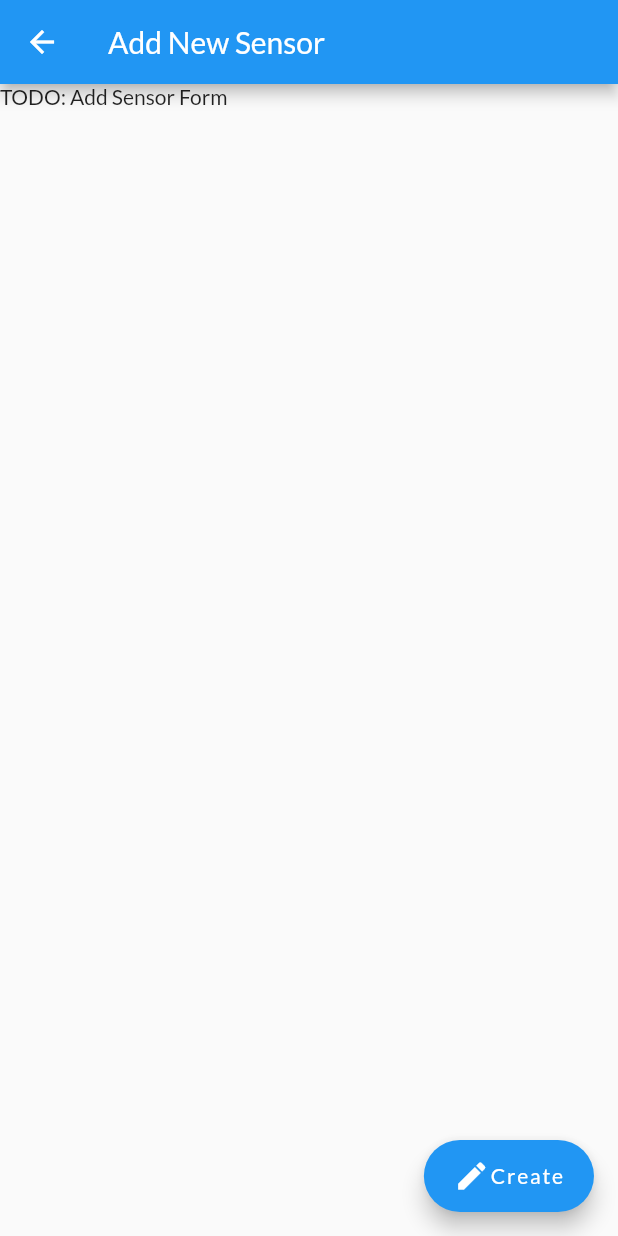
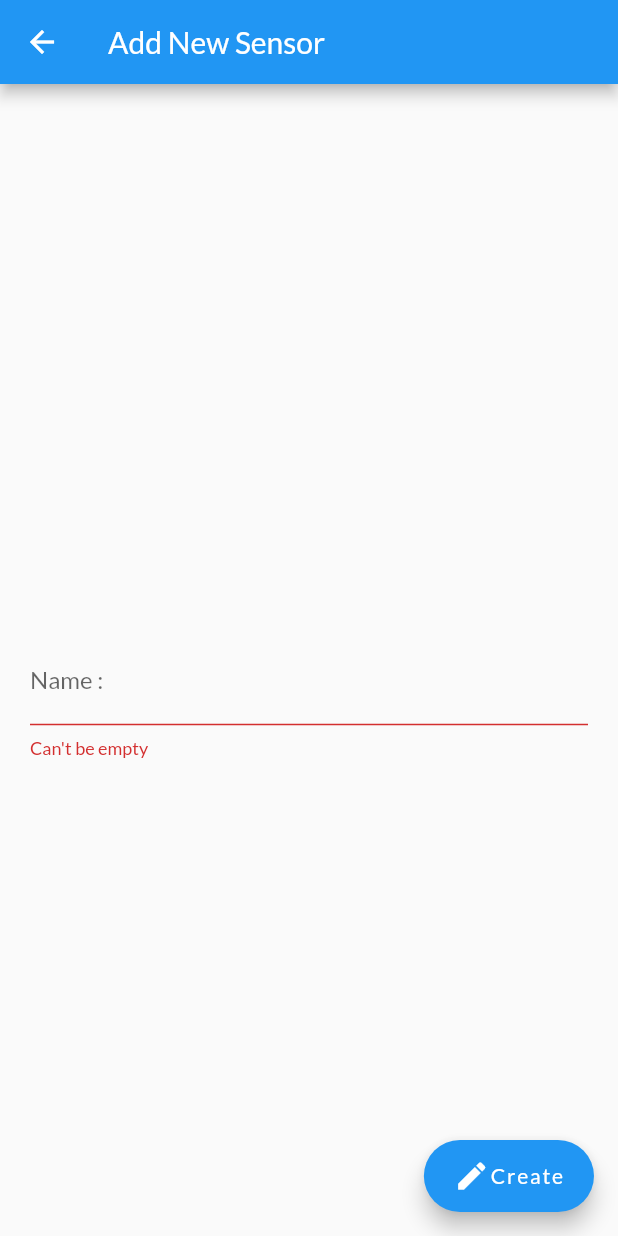
Before and after one commit to Ramiiyan/agri_io_app, a Flutter app: the AddSensor screen opened by its route, on a phone screen of 412 x 824 dp. Run offline on Flutter 3.47's test engine with Material 2 defaults, Android fonts, the phone set to English and light mode, and no system bars; our stand-ins replace google_fonts; missing offline and left inert: smartsocketapp.

Commit message:
Form initiated with validation.

```diff
--- a/lib/Models/sensor_model.dart
+++ b/lib/Models/sensor_model.dart
@@ -1,6 +1,7 @@
 class Sensor {
   String sensorName;
   String type;
+  //double sensorValue; ##TODO
 
   Sensor(this.sensorName, this.type);
 
--- a/lib/add_sensor.dart
+++ b/lib/add_sensor.dart
@@ -1,7 +1,20 @@
+import 'package:agri_io_app/routes/Routes.dart';
 import 'package:flutter/material.dart';
 
-class AddSensor extends StatelessWidget {
-  const AddSensor({Key? key}) : super(key: key);
+import 'BaseComponents/AppWidgets.dart';
+
+class AddSensor extends StatefulWidget {
+  AddSensor({Key? key}) : super(key: key);
+
+  //final ValueChanged<String> onSubmit;
+
+  @override
+  AddSensorState createState() => AddSensorState();
+}
+
+class AddSensorState extends State<AddSensor> {
+  final _controller = TextEditingController();
+  var _text = '';
 
   @override
   Widget build(BuildContext context) {
@@ -9,16 +22,62 @@ class AddSensor extends StatelessWidget {
       appBar: AppBar(
         title: const Text('Add New Sensor'),
       ),
-      body: Text("TODO: Add Sensor Form"),
+      body: Container(
+          height: MediaQuery.of(context).size.height,
+          child: Stack(
+            children: <Widget>[
+              Container(
+                padding: const EdgeInsets.symmetric(horizontal: 20),
+                child: Column(
+                    crossAxisAlignment: CrossAxisAlignment.center,
+                    mainAxisAlignment: MainAxisAlignment.center,
+                    children: <Widget>[
+                      const SizedBox(height: 10),
+                      const SizedBox(height: 50),
+                      //AppWidgets(context).entryField(formKey, 'Name :'),
+                      TextField(
+                          controller: _controller,
+                          obscureText: false,
+                          decoration: InputDecoration(
+                            labelText: 'Name :',
+                            errorText: textValidation(),
+                          ),
+                          onChanged: (text) => setState(() => _text)),
+                      const SizedBox(height: 10),
+                    ]),
+              ),
+            ],
+          )),
       floatingActionButton: FloatingActionButton.extended(
-          label: const Row(children: [Icon(Icons.create), Text('Create')]),
-          onPressed: () {
-            // Navigator.push(
-            //     context,
-            //     MaterialPageRoute(
-            //       builder: (context) => const AddSensor(),
-            //     ));
-          }),
+        label: const Row(children: [Icon(Icons.create), Text('Create')]),
+        onPressed: _controller.value.text.isNotEmpty ? submit : null,
+      ),
     );
   }
+
+  void submit() {
+    Navigator.of(context).pushNamedAndRemoveUntil(
+        Routes.sensorView, ModalRoute.withName(Routes.sensorView));
+  }
+
+  String? textValidation() {
+    // at any time, we can get the text from _controller.value.text
+    final text = _controller.value.text;
+    // Note: you can do your own custom validation here
+    // Move this logic this outside the widget for more testable code
+    if (text.isEmpty) {
+      return 'Can\'t be empty';
+    }
+    if (text.length < 4) {
+      return 'Too short';
+    }
+    // return null if the text is valid
+    return null;
+  }
+
+  @override
+  void dispose() {
+    _controller.dispose();
+    super.dispose();
+  }
 }
--- a/lib/routes/Routes.dart
+++ b/lib/routes/Routes.dart
@@ -38,7 +38,7 @@ class Routes {
     // home : (BuildContext context) => HomePage(),
     sensorView: (context) => SensorViewPage(),
     // addDevice : (BuildContext context) => AddDevicePage(),
-    addSensor: (context) => const AddSensor(),
+    addSensor: (context) => AddSensor(),
     // shareDevice : (BuildContext context) => ShareDevicePage(),
     // sharePermission : (BuildContext context) => SharePermissionPage(),
   };
```
Also changed, not shown: lib/BaseComponents/AppWidgets.dart (added, +171 -0 lines), lib/Cards/sensor_view.dart (+11 -0 lines).
